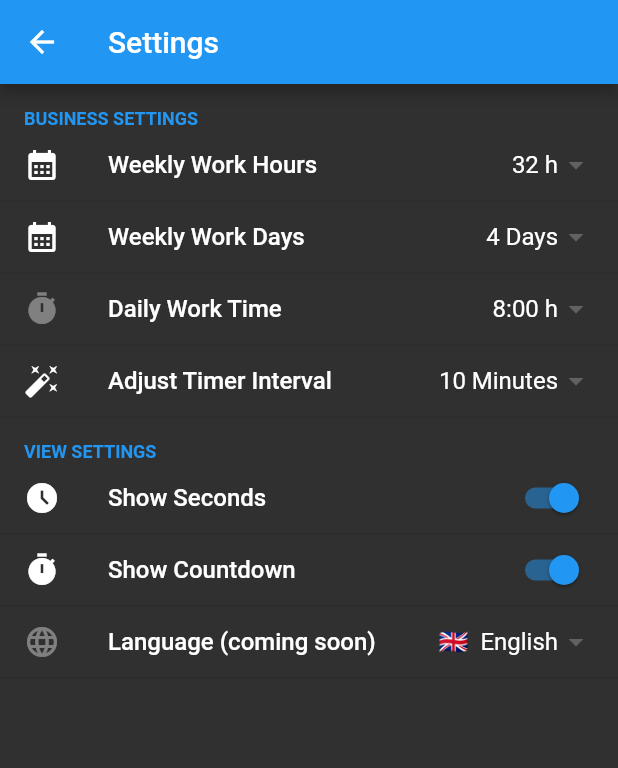
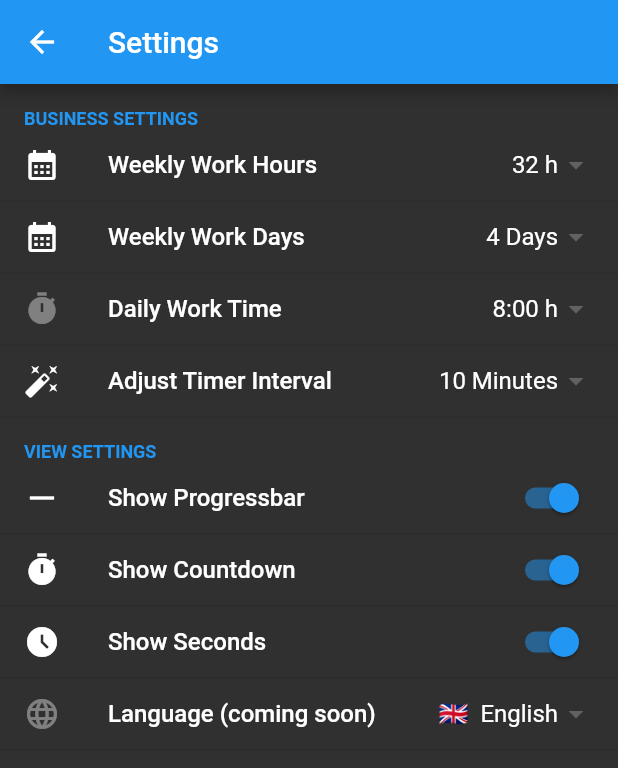
Before and after one commit to mirkoole/Stempli-Flutter-App, a Flutter app: the CustomSettingsScreen screen opened by its route, on a phone screen of 412 x 824 dp. Shown: the top 768 px of the screen. Run offline on Flutter 3.47's test engine with Material 2 defaults, Android fonts, the phone set to English and light mode, and no system bars; drawn by our look-alikes of flutter_settings_screens; our stand-ins replace shared_preferences; accounts and stored records are empty.

Commit message:
add setting progress bar

```diff
--- a/lib/screens/settings.dart
+++ b/lib/screens/settings.dart
@@ -128,15 +128,21 @@ class _CustomSettingsScreenState extends State<CustomSettingsScreen> {
               children: <Widget>[
                 SwitchSettingsTile(
                   defaultValue: true,
-                  settingKey: 'showSeconds',
-                  title: 'Show Seconds',
-                  leading: const Icon(Icons.access_time_filled),
+                  settingKey: 'showProgressbar',
+                  title: 'Show Progressbar',
+                  leading: const Icon(Icons.horizontal_rule),
                 ),
                 SwitchSettingsTile(
                   defaultValue: true,
                   settingKey: 'showCountdown',
                   title: 'Show Countdown',
                   leading: const Icon(Icons.timer),
+                ),
+                SwitchSettingsTile(
+                  defaultValue: true,
+                  settingKey: 'showSeconds',
+                  title: 'Show Seconds',
+                  leading: const Icon(Icons.access_time_filled),
                 ),
                 DropDownSettingsTile(
                     enabled: false,
```
Also changed, not shown: lib/screens/home.dart (+8 -4 lines).
